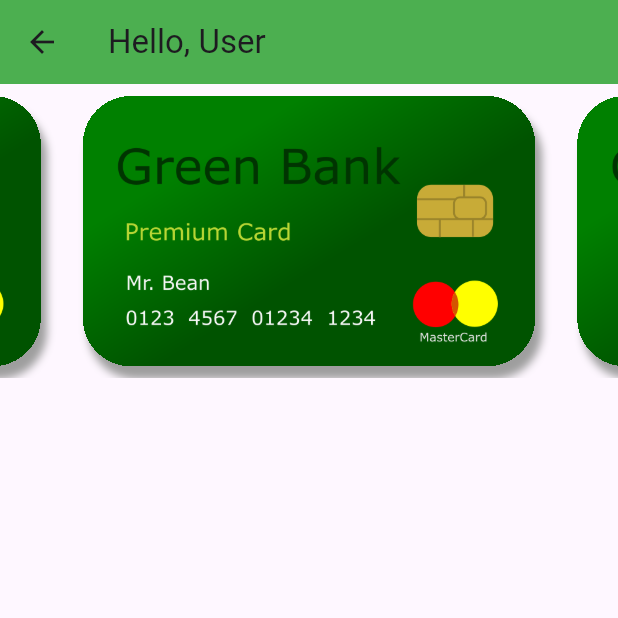
After one commit to SaurabhS120/green_bank, a Flutter app: the DashboardPage screen opened by its route, on a phone screen of 412 x 824 dp, the top half of it. The commit adds this screen. Run offline on Flutter 3.47's test engine with Material 3 defaults, Android fonts, the phone set to English and light mode, and no system bars; drawn by our look-alikes of carousel_slider; our stand-ins replace bloc, equatable, flutter_bloc.

Commit message:
Card slider infinite scroll

```diff
--- /dev/null
+++ b/lib/data/repo_impl/user_details_repo_impl.dart
@@ -0,0 +1,14 @@
+import 'package:green_bank/domain/model/user_details_model.dart';
+import 'package:green_bank/domain/repo/user_details_repo.dart';
+
+class UserDetailsRepoImpl extends UserDetailsRepo{
+  final Duration delay;
+
+  UserDetailsRepoImpl({this.delay = const Duration(seconds: 1)});
+  @override
+  Future<UserDetailsModel> getUserDetails() async{
+    await Future.delayed(delay);
+    return const UserDetailsModel(name: "admin");
+  }
+
+}
--- /dev/null
+++ b/lib/domain/model/user_details_model.dart
@@ -0,0 +1,12 @@
+import 'package:equatable/equatable.dart';
+
+///Model class for user details response
+class UserDetailsModel extends Equatable{
+  final String name;
+
+  const UserDetailsModel({required this.name});
+
+  @override
+  List<Object?> get props => [name];
+
+}
--- /dev/null
+++ b/lib/domain/repo/user_details_repo.dart
@@ -0,0 +1,5 @@
+import 'package:green_bank/domain/model/user_details_model.dart';
+
+abstract class UserDetailsRepo{
+  Future<UserDetailsModel> getUserDetails();
+}
--- /dev/null
+++ b/lib/domain/usecase/user_details/get_user_details_usecase.dart
@@ -0,0 +1,15 @@
+import 'package:green_bank/domain/model/user_details_model.dart';
+import 'package:green_bank/domain/repo/user_details_repo.dart';
+
+/// Usecase to fetch user details
+class GetUserDetailsUsecase{
+
+  final UserDetailsRepo repo;
+
+  GetUserDetailsUsecase({required this.repo});
+
+  /// Usecase to fetch user details
+  Future<UserDetailsModel> execute(){
+    return repo.getUserDetails();
+  }
+}
--- /dev/null
+++ b/lib/features/dashboard/dashboard_page.dart
@@ -0,0 +1,67 @@
+import 'dart:ui';
+
+import 'package:carousel_slider/carousel_slider.dart';
+import 'package:flutter/cupertino.dart';
+import 'package:flutter/material.dart';
+import 'package:flutter_bloc/flutter_bloc.dart';
+import 'package:green_bank/features/dashboard/user_details_bloc.dart';
+import 'package:green_bank/ui/app_loader.dart';
+import 'package:green_bank/ui/card/card_widget.dart';
+import 'package:green_bank/utils/assets.dart';
+
+class DashboardPage extends StatefulWidget{
+  const DashboardPage({super.key});
+
+  @override
+  State<DashboardPage> createState() => _DashboardPageState();
+}
+
+class _DashboardPageState extends State<DashboardPage> {
+  @override
+  Widget build(BuildContext context) {
+    return BlocListener<UserDetailsBloc,UserDetailsBlocState>(
+      listener: (BuildContext context, state) {
+        if(state is UserDetailsLoadingBlocState){
+          showDialog(
+              context: context,
+              builder: (context)=>const AppLoader(),
+              barrierDismissible: false,
+          );
+        }else if(state is UserDetailsSuccessBlocState){
+          Navigator.of(context).pop();
+        }
+      },
+      child: Scaffold(
+        appBar:
+        AppBar(
+          backgroundColor: Colors.green,
+          title: BlocBuilder<UserDetailsBloc,UserDetailsBlocState>(
+              builder: (context,state){
+                String name = "User";
+                if(state is UserDetailsSuccessBlocState){
+                  name = state.name;
+                }
+                return Text(key: const Key("user-greet"),"Hello, $name");
+              }
+          ),
+        ),
+        body: Column(
+          children: [
+            AspectRatio(
+
+              aspectRatio: 2.1,
+              child: CarouselSlider(
+                items: [
+                  CardWidget(),
+                  CardWidget(),
+                  CardWidget(),
+                ], options: CarouselOptions(),
+
+              ),
+            ),
+          ],
+        ),
+      ),
+    );
+  }
+}
--- /dev/null
+++ b/lib/features/dashboard/user_details_bloc.dart
@@ -0,0 +1,62 @@
+import 'package:bloc/bloc.dart';
+import 'package:green_bank/domain/usecase/user_details/get_user_details_usecase.dart';
+
+/// BLoC to fetch user details
+/// FetchUserDetailsBlocEvent event will be added to fetch details
+class UserDetailsBloc extends Bloc<UserDetailsBlocEvent,UserDetailsBlocState>{
+  final GetUserDetailsUsecase getUserDetailsUsecase;
+
+  UserDetailsBloc({required this.getUserDetailsUsecase}):super(UserDetailsInitialBlocState()){
+    on<FetchUserDetailsBlocEvent>((event,emit)async{
+      emit(UserDetailsLoadingBlocState());
+      final result = await getUserDetailsUsecase.execute();
+      emit(UserDetailsSuccessBlocState(name: result.name));
+    });
+    on<LogoutUserDetailsBlocEvent>((event,emit) async {
+      emit(UserDetailsInitialBlocState());
+    });
+  }
+
+}
+
+// ---------------States---------------
+/// Base class for user details bloc state
+abstract class UserDetailsBlocState{
+
+}
+/// Initial state for user details BLoC state
+class UserDetailsInitialBlocState extends UserDetailsBlocState{
+
+}
+/// Loading state for user details BLoC state
+class UserDetailsLoadingBlocState extends UserDetailsBlocState{
+
+}
+/// Success state for user details BLoC state
+class UserDetailsSuccessBlocState extends UserDetailsBlocState{
+  final String name;
+
+  UserDetailsSuccessBlocState({required this.name});
+
+}
+/// Failure state for user details BLoC state
+/// Will be used for network and server errors
+class UserDetailsFailureBlocState extends UserDetailsBlocState{
+
+}
+// ---------------States---------------
+
+// ---------------Events---------------
+/// Base class for user details
+abstract class UserDetailsBlocEvent{
+
+}
+/// Event to fetch user details from backend
+class FetchUserDetailsBlocEvent extends UserDetailsBlocEvent{
+
+}
+/// Logout user
+class LogoutUserDetailsBlocEvent extends UserDetailsBlocEvent{
+
+}
+// ---------------Events---------------
--- a/lib/features/login/login_page.dart
+++ b/lib/features/login/login_page.dart
@@ -62,6 +62,7 @@ class LoginPage extends StatelessWidget{
               break;
             case LoginSuccess _:
               AppSnackBar.showSnackBar(context,message: "Login successful", type: SnackBarType.success);
+              Navigator.of(context).pushNamed('/dashboard');
               break;
             default:
               break;
--- a/lib/main.dart
+++ b/lib/main.dart
@@ -1,7 +1,12 @@
 import 'package:flutter/material.dart';
 import 'package:flutter_bloc/flutter_bloc.dart';
+import 'package:green_bank/data/repo_impl/user_details_repo_impl.dart';
+import 'package:green_bank/domain/repo/user_details_repo.dart';
 import 'package:green_bank/domain/usecase/login/login_usecase.dart';
 import 'package:green_bank/domain/usecase/register/register_usecase.dart';
+import 'package:green_bank/domain/usecase/user_details/get_user_details_usecase.dart';
+import 'package:green_bank/features/dashboard/dashboard_page.dart';
+import 'package:green_bank/features/dashboard/user_details_bloc.dart';
 import 'package:green_bank/features/login/login_bloc.dart';
 import 'package:green_bank/features/login/login_page.dart';
 import 'package:green_bank/features/register/register_bloc.dart';
@@ -25,6 +30,10 @@ class MyApp extends StatelessWidget {
         RepositoryProvider<RegisterUsecase>(
           create: (context) => RegisterUsecase(),
         ),
+        RepositoryProvider<UserDetailsRepo>(create: (context)=>UserDetailsRepoImpl()),
+        RepositoryProvider<GetUserDetailsUsecase>(
+          create: (context) => GetUserDetailsUsecase(repo: context.read<UserDetailsRepo>()),
+        ),
       ],
       child: MultiBlocProvider(
           providers: [
@@ -33,6 +42,12 @@ class MyApp extends StatelessWidget {
             ),
             BlocProvider<RegisterBloc>(
               create: (context) => RegisterBloc(context.read<RegisterUsecase>()),
+            ),
+            BlocProvider<UserDetailsBloc>(
+              create: (context){
+                final bloc = UserDetailsBloc(getUserDetailsUsecase:context.read<GetUserDetailsUsecase>());
+                return bloc;
+              },
             ),
           ],
           child:MaterialApp(
@@ -43,6 +58,7 @@ class MyApp extends StatelessWidget {
             routes: {
               '/login': (context) => const LoginPage(),
               '/register': (context) => const RegisterPage(),
+              '/dashboard': (context) => const DashboardPage(),
             },
             initialRoute: '/login',
           ),
--- /dev/null
+++ b/lib/ui/card/card_widget.dart
@@ -0,0 +1,31 @@
+import 'package:flutter/cupertino.dart';
+import 'package:flutter/material.dart';
+
+import '../../utils/assets.dart';
+
+class CardWidget extends StatelessWidget {
+  const CardWidget({
+    super.key,
+  });
+
+  @override
+  Widget build(BuildContext context) {
+    return Padding(
+      padding: const EdgeInsets.all(8.0),
+      child: Container(
+        clipBehavior: Clip.hardEdge,
+        decoration: const BoxDecoration(
+            borderRadius: BorderRadius.all(Radius.circular(32)),
+            boxShadow: [
+              BoxShadow(
+                  blurRadius: 4,
+                  offset: Offset(4,8),
+                  color: Colors.grey
+              ),
+            ]
+        ),
+        child: Image.asset(Assets.card),
+      ),
+    );
+  }
+}
--- /dev/null
+++ b/lib/utils/assets.dart
@@ -0,0 +1,3 @@
+class Assets{
+  static const String card = 'images/card.png';
+}
--- a/pubspec.yaml
+++ b/pubspec.yaml
@@ -39,6 +39,7 @@ dependencies:
   flutter_bloc: ^8.1.6
   bloc_test: ^9.1.7
   equatable: ^2.0.5
+  carousel_slider: ^5.0.0
 
 dev_dependencies:
   flutter_test:
@@ -65,9 +66,8 @@ flutter:
   uses-material-design: true
 
   # To add assets to your application, add an assets section, like this:
-  # assets:
-  #   - images/a_dot_burr.jpeg
-  #   - images/a_dot_ham.jpeg
+  assets:
+     - images/card.png
 
   # An image asset can refer to one or more resolution-specific "variants", see
   # https://flutter.dev/assets-and-images/#resolution-aware
```
Also changed, not shown: images/card.png (added), pubspec.lock, 5 other files.
